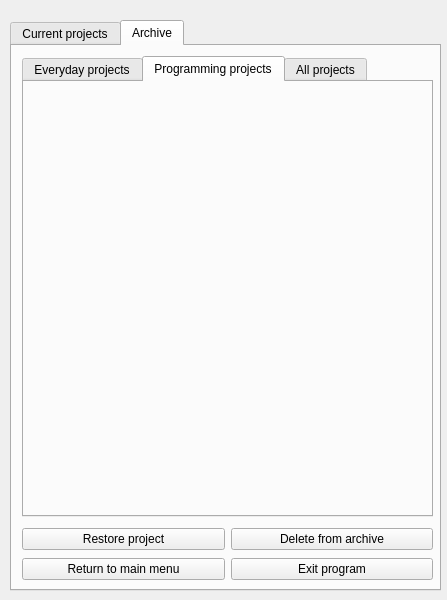
The window that src/interface/viewerTabs.ui (SimonJagerSwe/project_planner_1.0) describes before a commit, drawn with Qt 5.
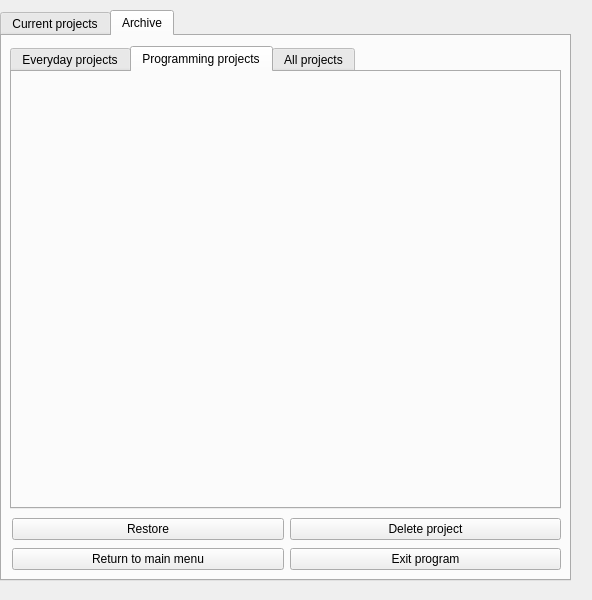
The same window after the commit. The open tabs and pages were chosen to show the change. Icons and pictures are not drawn.

Commit message: updated interfaces to include recurring projects

```diff
--- a/src/interface/viewerTabs.ui
+++ b/src/interface/viewerTabs.ui
@@ -6,7 +6,7 @@
    <rect>
     <x>0</x>
     <y>0</y>
-    <width>447</width>
+    <width>592</width>
     <height>600</height>
    </rect>
   </property>
@@ -20,9 +20,9 @@
   <widget class="QTabWidget" name="viewer">
    <property name="geometry">
     <rect>
-     <x>10</x>
-     <y>20</y>
-     <width>431</width>
+     <x>0</x>
+     <y>10</y>
+     <width>571</width>
      <height>571</height>
     </rect>
    </property>
@@ -112,10 +112,10 @@
     <widget class="QTabWidget" name="tabWidget_2">
      <property name="geometry">
       <rect>
-       <x>10</x>
+       <x>8</x>
        <y>10</y>
-       <width>411</width>
-       <height>461</height>
+       <width>551</width>
+       <height>463</height>
       </rect>
      </property>
      <property name="currentIndex">
@@ -137,12 +137,12 @@
       </attribute>
      </widget>
     </widget>
-    <widget class="QWidget" name="">
+    <widget class="QWidget" name="layoutWidget">
      <property name="geometry">
       <rect>
        <x>10</x>
        <y>480</y>
-       <width>411</width>
+       <width>549</width>
        <height>56</height>
       </rect>
      </property>
@@ -152,14 +152,14 @@
         <item>
          <widget class="QPushButton" name="restoreArchivedProject">
           <property name="text">
-           <string>Restore project</string>
+           <string>Restore</string>
           </property>
          </widget>
         </item>
         <item>
          <widget class="QPushButton" name="deletArchivedProject">
           <property name="text">
-           <string>Delete from archive</string>
+           <string>Delete project</string>
           </property>
          </widget>
         </item>
```
Left out of the diff: 23 changed lines with no effect on the pictures. The commit also changes 1 other file.
